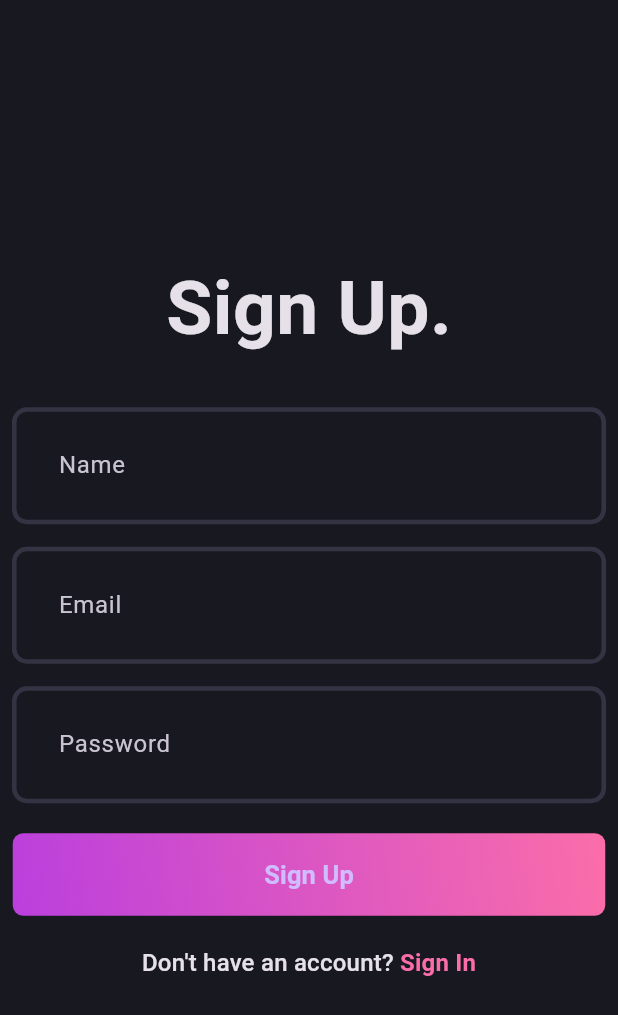
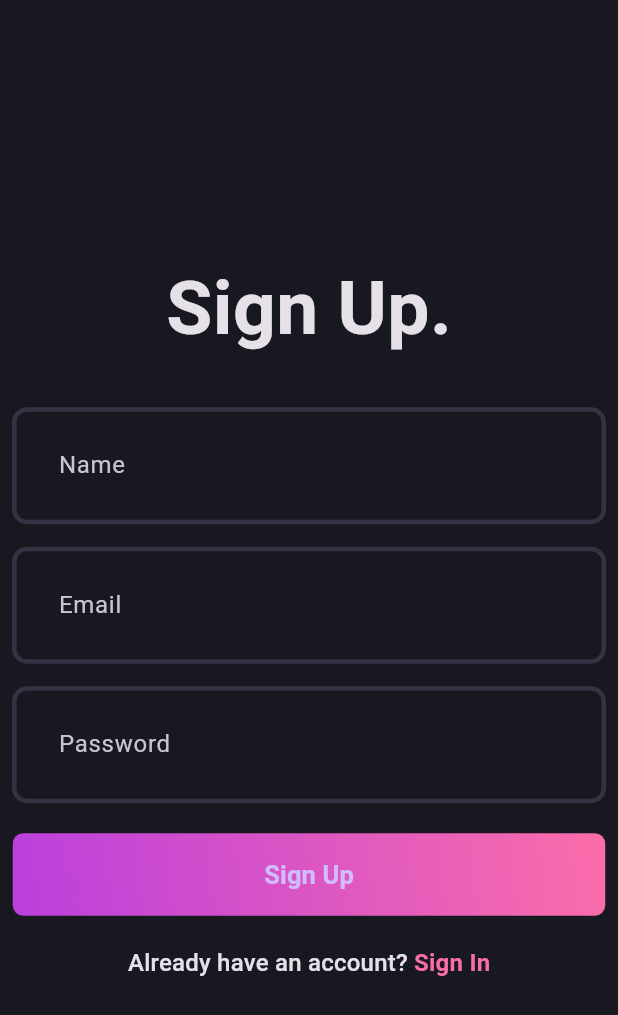
Before and after one commit to parth-darji/flutter_blog_app, a Flutter app: the screen it shows after launch, on a phone screen of 412 x 824 dp. Shown: the top 1015 px of the screen. Run offline on Flutter 3.47's test engine with Material 3 defaults, Android fonts, the phone set to English and light mode, and no system bars.

Commit message:
sign up done

```diff
--- a/lib/features/auth/presentation/pages/signup_page.dart
+++ b/lib/features/auth/presentation/pages/signup_page.dart
@@ -12,7 +12,18 @@ class SignUpPage extends StatefulWidget {
 }
 
 class _SignUpPageState extends State<SignUpPage> {
+  final emailController = TextEditingController();
+  final passwordController = TextEditingController();
+  final nameController = TextEditingController();
   final _formKey = GlobalKey<FormState>();
+
+  @override
+  void dispose() {
+    emailController.dispose();
+    passwordController.dispose();
+    nameController.dispose();
+    super.dispose();
+  }
 
   @override
   Widget build(BuildContext context) {
@@ -32,23 +43,27 @@ class _SignUpPageState extends State<SignUpPage> {
                 ),
               ),
               const SizedBox(height: 30),
-              const AuthField(
+              AuthField(
+                controller: nameController,
                 hintText: "Name",
               ),
               const SizedBox(height: 15),
-              const AuthField(
+              AuthField(
+                controller: emailController,
                 hintText: "Email",
               ),
               const SizedBox(height: 15),
-              const AuthField(
+              AuthField(
+                controller: passwordController,
                 hintText: "Password",
+                obscureText: true,
               ),
               const SizedBox(height: 20),
               const AuthGradientButton(),
               const SizedBox(height: 20),
               RichText(
                 text: TextSpan(
-                  text: "Don't have an account? ",
+                  text: "Already have an account? ",
                   style: Theme.of(context).textTheme.titleMedium,
                   children: [
                     TextSpan(
--- a/lib/features/auth/presentation/widgets/auth_field.dart
+++ b/lib/features/auth/presentation/widgets/auth_field.dart
@@ -1,16 +1,22 @@
 import 'package:flutter/material.dart';
 
 class AuthField extends StatelessWidget {
+  final bool obscureText;
+  final TextEditingController controller;
   final String hintText;
 
   const AuthField({
     super.key,
     required this.hintText,
+    required this.controller,
+    this.obscureText = false,
   });
 
   @override
   Widget build(BuildContext context) {
     return TextFormField(
+      obscureText: obscureText,
+      controller: controller,
       decoration: InputDecoration(
         hintText: hintText,
       ),
```
